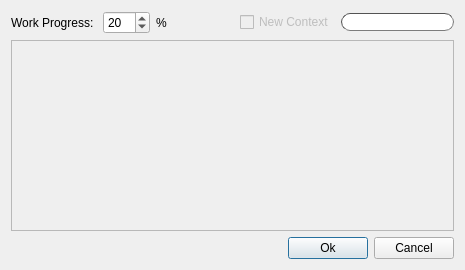
Qt form ui/checkinput.ui (iceanimations/checkoutin) before a commit.
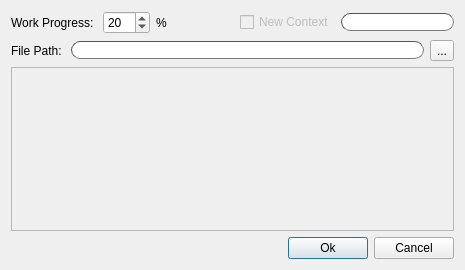
The same form after that commit.

Commit message: file selection option added to checkinput dialog

Diff of the .ui file:
```diff
--- a/ui/checkinput.ui
+++ b/ui/checkinput.ui
@@ -88,6 +88,35 @@
      </item>
     </layout>
    </item>
+   <item>
+    <layout class="QHBoxLayout" name="horizontalLayout_4">
+     <item>
+      <widget class="QLabel" name="label_3">
+       <property name="text">
+        <string>File Path: </string>
+       </property>
+      </widget>
+     </item>
+     <item>
+      <widget class="QLineEdit" name="pathBox">
+       <property name="styleSheet">
+        <string>border-width: 1px; 
+border-style: inset; 
+border-color: #535353; 
+border-radius: 9px;
+padding-left: 5px;</string>
+       </property>
+      </widget>
+     </item>
+     <item>
+      <widget class="QToolButton" name="browseButton">
+       <property name="text">
+        <string>...</string>
+       </property>
+      </widget>
+     </item>
+    </layout>
+   </item>
    <item>
     <widget class="QScrollArea" name="scrollArea">
      <property name="widgetResizable">
@@ -99,7 +128,7 @@
         <x>0</x>
         <y>0</y>
         <width>445</width>
-        <height>183</height>
+        <height>153</height>
        </rect>
       </property>
       <layout class="QVBoxLayout" name="verticalLayout_3">
```
The commit also changes 3 other files.
